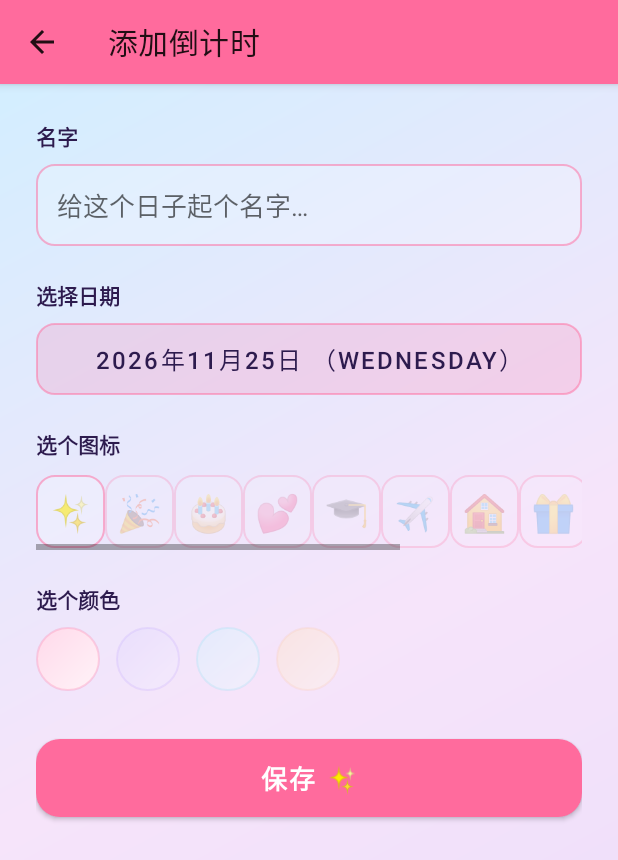
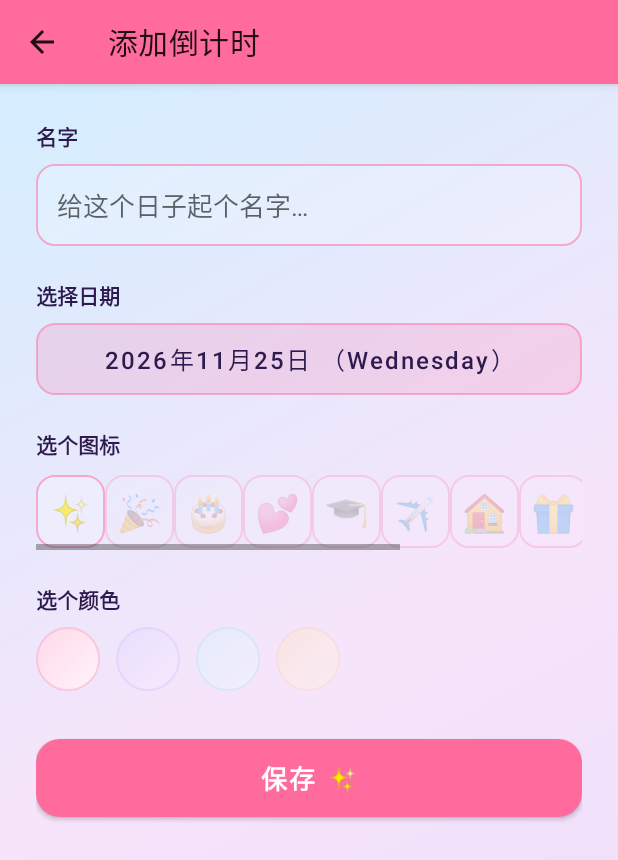
Before and after one commit to fujijia/ruanjian, an Android app: the AddEventActivity screen opened directly, with no data from a screen before it, on a phone screen of 412 x 824 dp. Shown: the top 860 px of the screen. Run offline under Robolectric (Android 15) with nearby library versions, the phone set to English and light mode, and no system bars.

Commit message:
Update activity_add_event.xml

```diff
--- a/app/src/main/res/layout/activity_add_event.xml
+++ b/app/src/main/res/layout/activity_add_event.xml
@@ -45,7 +45,7 @@
             android:layout_width="match_parent"
             android:layout_height="wrap_content"
             android:layout_marginTop="8dp"
-            android:allCaps="false"
+            android:textAllCaps="false"
             android:background="@drawable/picker_border"
             android:textColor="@color/text_dark"
             android:textSize="16sp" />
@@ -97,7 +97,7 @@
             android:layout_width="match_parent"
             android:layout_height="52dp"
             android:layout_marginTop="32dp"
-            android:allCaps="false"
+            android:textAllCaps="false"
             android:background="@drawable/btn_primary"
             android:text="@string/btn_save"
             android:textColor="@color/white"
@@ -109,7 +109,7 @@
             android:layout_width="match_parent"
             android:layout_height="48dp"
             android:layout_marginTop="12dp"
-            android:allCaps="false"
+            android:textAllCaps="false"
             android:background="@drawable/picker_border"
             android:text="@string/btn_delete"
             android:textColor="@color/primary_dark"
```
